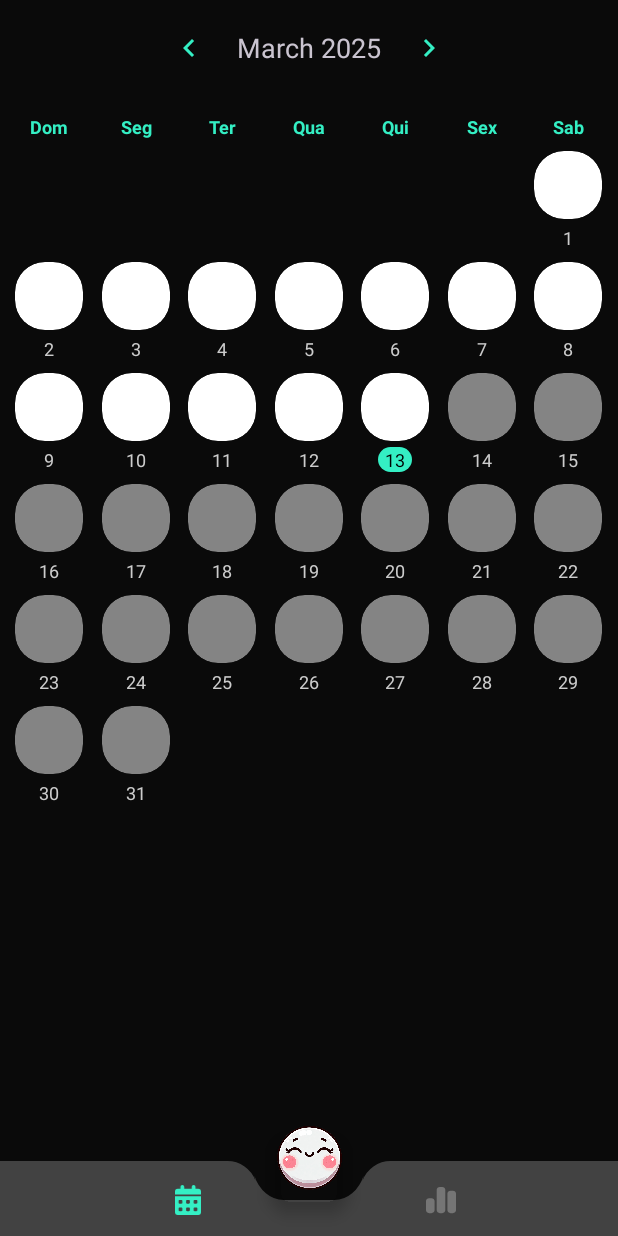
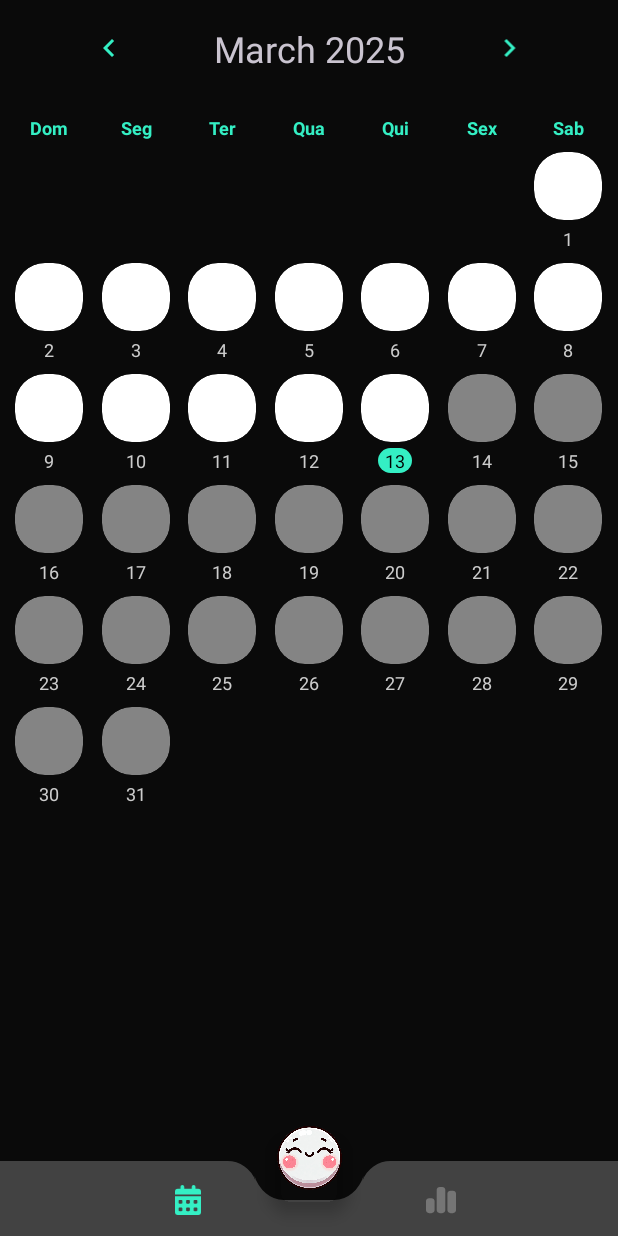
Before and after one commit to Leo-Trevisol/MoodSnap, an Android app: the screen it shows after launch (MainActivity), on a phone screen of 412 x 824 dp. Run offline under Robolectric (Android 15) with nearby library versions, the phone set to English and light mode, and no system bars; our stand-ins replace Room's generated code, navigation-ui.

Commit message:
Ajustes navegação de meses

```diff
--- a/app/src/main/res/drawable/ic_chevron_left_24.xml
+++ b/app/src/main/res/drawable/ic_chevron_left_24.xml
@@ -1,7 +1,7 @@
 <?xml version="1.0" encoding="utf-8"?>
 <vector xmlns:android="http://schemas.android.com/apk/res/android"
-    android:width="24dp"
-    android:height="24dp"
+    android:width="32dp"
+    android:height="32dp"
     android:viewportWidth="24"
     android:viewportHeight="24">
     <path
--- a/app/src/main/res/drawable/ic_chevron_right_24.xml
+++ b/app/src/main/res/drawable/ic_chevron_right_24.xml
@@ -1,7 +1,7 @@
 <?xml version="1.0" encoding="utf-8"?>
 <vector xmlns:android="http://schemas.android.com/apk/res/android"
-    android:width="24dp"
-    android:height="24dp"
+    android:width="32dp"
+    android:height="32dp"
     android:viewportWidth="24"
     android:viewportHeight="24">
     <path
--- a/app/src/main/res/layout/fragment_home.xml
+++ b/app/src/main/res/layout/fragment_home.xml
@@ -25,7 +25,7 @@
 
     <LinearLayout
         android:id="@+id/date_container"
-        android:layout_width="wrap_content"
+        android:layout_width="350dp"
         android:layout_height="wrap_content"
         android:orientation="horizontal"
         android:gravity="center_vertical"
@@ -38,6 +38,7 @@
             android:id="@+id/btn_previous_month"
             android:layout_width="32dp"
             android:layout_height="32dp"
+            android:layout_weight="1"
             android:padding="4dp"
             android:src="@drawable/ic_chevron_left_24"
             android:background="?attr/selectableItemBackgroundBorderless"
@@ -49,14 +50,17 @@
             android:id="@+id/date_text"
             android:layout_width="wrap_content"
             android:layout_height="wrap_content"
+            android:layout_weight="3"
+            android:gravity="center"
             android:layout_marginHorizontal="16dp"
-            android:textSize="18sp"
+            android:textSize="24sp"
             tools:text="Janeiro 2024"/>
 
         <ImageView
             android:id="@+id/btn_next_month"
             android:layout_width="32dp"
             android:layout_height="32dp"
+            android:layout_weight="1"
             android:padding="4dp"
             android:src="@drawable/ic_chevron_right_24"
             android:background="?attr/selectableItemBackgroundBorderless"
```
